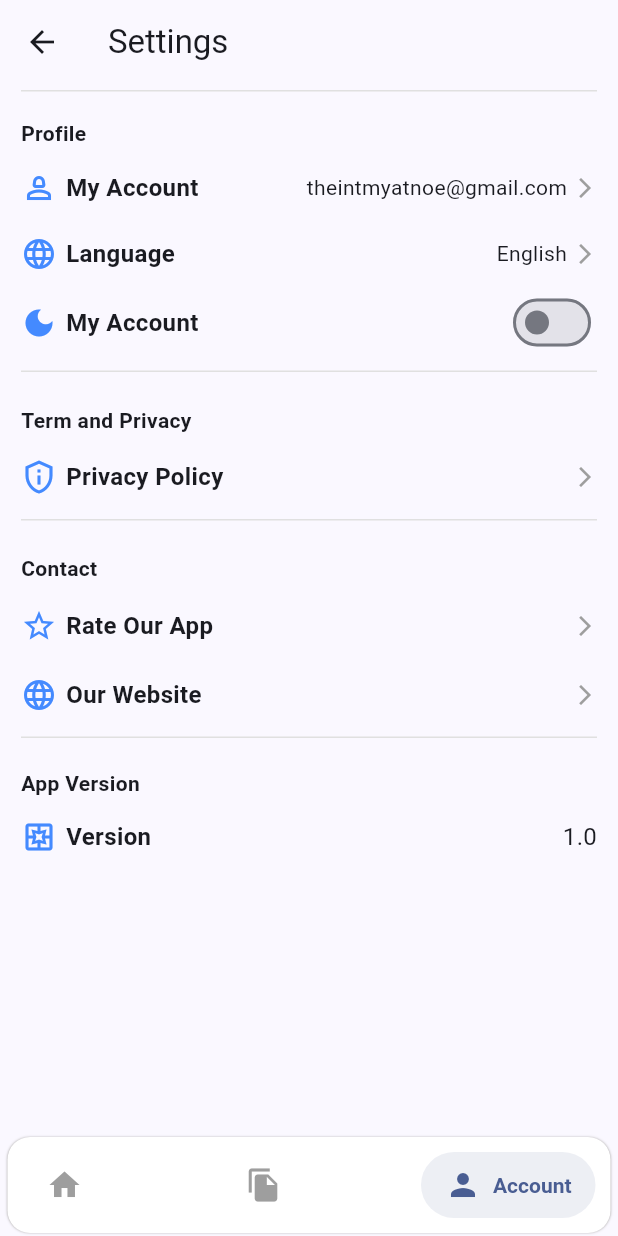
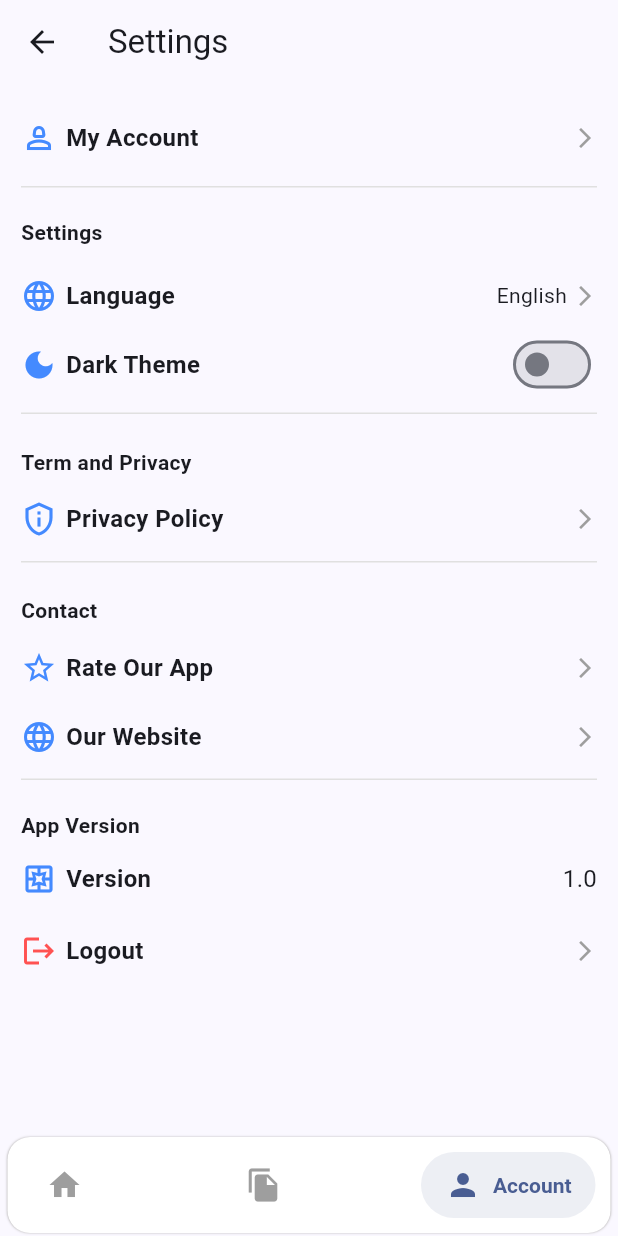
Before and after one commit to mixin27/sumeer, a Flutter app: the AccountPage screen opened by its route, on a phone screen of 412 x 824 dp. Run offline on Flutter 3.47's test engine with Material 2 defaults, Android fonts, the light colour scheme and no system bars; drawn by our look-alikes of salomon_bottom_bar; our stand-ins replace auto_route, buttons_tabbar, circular_profile_avatar, dartz, firebase_auth, firebase_core and 11 more; missing offline and left inert: firebase_ui_auth, firebase_ui_oauth_google, flutter_displaymode, onboarding_animation; accounts and stored records are empty; generated files the repository leaves out were written again.

Commit message:
feat/account: auth data binding

```diff
--- a/lib/features/account/presentation/account_page.dart
+++ b/lib/features/account/presentation/account_page.dart
@@ -2,6 +2,9 @@ import 'package:flutter/material.dart';
 
 import 'package:auto_route/auto_route.dart';
 import 'package:hooks_riverpod/hooks_riverpod.dart';
+
+import 'package:sumeer/features/auth/core/shared/auth_providers.dart';
+import 'package:sumeer/shared/shared.dart';
 
 @RoutePage()
 class AccountPage extends ConsumerStatefulWidget {
@@ -22,31 +25,86 @@ class _AccountPageState extends ConsumerState<AccountPage> {
         padding: const EdgeInsets.symmetric(horizontal: 14, vertical: 4),
         child: ListView(
           children: [
+            // Divider(height: 1, color: Colors.grey[300]),
+            const SizedBox(height: 10),
+            // const Text(
+            //   "Profile",
+            //   style: TextStyle(
+            //     fontWeight: FontWeight.bold,
+            //   ),
+            // ),
+            // const SizedBox(height: 14),
+            Consumer(
+              builder: (context, ref, child) {
+                final authStateChanges = ref.watch(authStateChangesProvider);
+
+                return authStateChanges.when(
+                  data: (data) {
+                    if (data == null) {
+                      return Align(
+                        alignment: Alignment.centerLeft,
+                        child: TextButton(
+                          onPressed: () {
+                            context.router.push(const SignInRoute());
+                          },
+                          style: TextButton.styleFrom(
+                            textStyle: Theme.of(context)
+                                .textTheme
+                                .titleMedium
+                                ?.copyWith(fontWeight: FontWeight.bold),
+                          ),
+                          child: const Text('Sign In'),
+                        ),
+                      );
+                    } else {
+                      return InkWell(
+                        // onTap: () {
+                        //   context.router.push(const ProfileRoute());
+                        // },
+                        child: Padding(
+                          padding: const EdgeInsets.symmetric(vertical: 10),
+                          child: Row(
+                            children: [
+                              const Icon(
+                                Icons.person_2_outlined,
+                                color: Colors.blueAccent,
+                              ),
+                              const SizedBox(width: 6),
+                              const Expanded(
+                                child: Text(
+                                  "My Account",
+                                  style: TextStyle(
+                                    fontWeight: FontWeight.w700,
+                                    fontSize: 16,
+                                  ),
+                                ),
+                              ),
+                              Text(data.email),
+                              const SizedBox(width: 4),
+                              const Icon(
+                                Icons.arrow_forward_ios,
+                                size: 16,
+                                color: Colors.grey,
+                              ),
+                            ],
+                          ),
+                        ),
+                      );
+                    }
+                  },
+                  error: (error, stack) => Text(error.toString()),
+                  loading: () => const SizedBox(),
+                );
+              },
+            ),
+            const SizedBox(height: 10),
             Divider(height: 1, color: Colors.grey[300]),
-            const SizedBox(height: 18),
+            const SizedBox(height: 20),
             const Text(
-              "Profile",
+              "Settings",
               style: TextStyle(
                 fontWeight: FontWeight.bold,
               ),
-            ),
-            const SizedBox(height: 14),
-            const Row(
-              children: [
-                Icon(
-                  Icons.person_2_outlined,
-                  color: Colors.blueAccent,
-                ),
-                SizedBox(width: 6),
-                Expanded(
-                    child: Text(
-                  "My Account",
-                  style: TextStyle(fontWeight: FontWeight.w700, fontSize: 16),
-                )),
-                Text("theintmyatnoe@gmail.com"),
-                SizedBox(width: 4),
-                Icon(Icons.arrow_forward_ios, size: 16, color: Colors.grey),
-              ],
             ),
             const SizedBox(height: 20),
             const Row(
@@ -76,7 +134,7 @@ class _AccountPageState extends ConsumerState<AccountPage> {
                 const SizedBox(width: 6),
                 const Expanded(
                     child: Text(
-                  "My Account",
+                  "Dark Theme",
                   style: TextStyle(fontWeight: FontWeight.w700, fontSize: 16),
                 )),
                 Switch(value: false, onChanged: (val) {}),
@@ -177,6 +235,53 @@ class _AccountPageState extends ConsumerState<AccountPage> {
               ],
             ),
             const SizedBox(height: 14),
+            Consumer(
+              builder: (context, ref, child) {
+                final authState = ref.watch(authStateChangesProvider);
+
+                return authState.when(
+                  data: (data) {
+                    if (data == null) {
+                      return const SizedBox();
+                    } else {
+                      return Column(
+                        children: [
+                          InkWell(
+                            onTap: () {
+                              ref.read(authRepositoryProvider).signOut();
+                            },
+                            child: const Padding(
+                              padding: EdgeInsets.symmetric(vertical: 10),
+                              child: Row(
+                                children: [
+                                  Icon(
+                                    Icons.logout,
+                                    color: Colors.redAccent,
+                                  ),
+                                  SizedBox(width: 6),
+                                  Expanded(
+                                      child: Text(
+                                    "Logout",
+                                    style: TextStyle(
+                                        fontWeight: FontWeight.w700,
+                                        fontSize: 16),
+                                  )),
+                                  Icon(Icons.arrow_forward_ios,
+                                      size: 16, color: Colors.grey),
+                                ],
+                              ),
+                            ),
+                          ),
+                          const SizedBox(height: 14),
+                        ],
+                      );
+                    }
+                  },
+                  error: (error, stack) => Text(error.toString()),
+                  loading: () => const SizedBox(),
+                );
+              },
+            )
           ],
         ),
       ),
--- /dev/null
+++ b/lib/features/account/presentation/profile_page.dart
@@ -0,0 +1,17 @@
+import 'package:flutter/material.dart';
+
+import 'package:auto_route/auto_route.dart';
+
+@RoutePage()
+class ProfilePage extends StatelessWidget {
+  const ProfilePage({super.key});
+
+  @override
+  Widget build(BuildContext context) {
+    return Scaffold(
+      appBar: AppBar(
+        title: const Text('Profile'),
+      ),
+    );
+  }
+}
--- a/lib/features/home/presentation/home_page.dart
+++ b/lib/features/home/presentation/home_page.dart
@@ -4,6 +4,7 @@ import 'package:auto_route/auto_route.dart';
 import 'package:hooks_riverpod/hooks_riverpod.dart';
 
 import 'package:sumeer/features/auth/feat_auth.dart';
+import 'package:sumeer/features/resume/feat_resume.dart';
 import 'package:sumeer/shared/shared.dart';
 import 'package:sumeer/utils/utils.dart';
 import 'package:sumeer/widgets/widgets.dart';
@@ -124,18 +125,24 @@ class _HomePageState extends State<HomePage> {
                         style: Theme.of(context).textTheme.bodyMedium,
                       ),
                       SizedBox(
-                        height: 380,
+                        height: 300,
                         width: double.infinity,
                         child: ListView.builder(
                           scrollDirection: Axis.horizontal,
-                          itemCount: 5,
+                          itemCount: resumeTemplates.length > 4
+                              ? 4
+                              : resumeTemplates.length,
                           itemBuilder: (context, index) {
+                            final template = resumeTemplates[index];
+
                             return Padding(
                               padding: const EdgeInsets.symmetric(
-                                  horizontal: 8, vertical: 10),
+                                horizontal: 8,
+                                vertical: 10,
+                              ),
                               child: Image.asset(
-                                'assets/images/home/template1.png',
-                                height: 350,
+                                template.thumbnail,
+                                // height: 350,
                                 fit: BoxFit.contain,
                               ),
                             );
@@ -162,7 +169,9 @@ class _HomePageState extends State<HomePage> {
           style: Theme.of(context).textTheme.titleLarge,
         ),
         TextButton(
-          onPressed: () {},
+          onPressed: () {
+            context.router.navigate(const TemplatesRoute());
+          },
           child: const Text('View all -->'),
         ),
       ],
--- a/lib/shared/config/routes/app_router.dart
+++ b/lib/shared/config/routes/app_router.dart
@@ -36,5 +36,7 @@ class AppRouter extends $AppRouter {
           page: PersonalDetailRoute.page,
           path: '/edit_personal_detail',
         ),
+
+        AutoRoute(page: ProfileRoute.page, path: '/profile'),
       ];
 }
```
